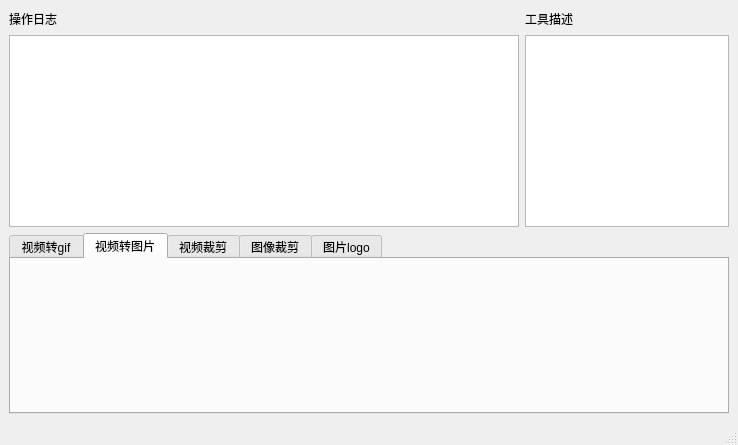
The window that src/image_tools/image_tools_app/mainwindow.ui (CastielLiu/tools_ws) describes before a commit, drawn with Qt 5.
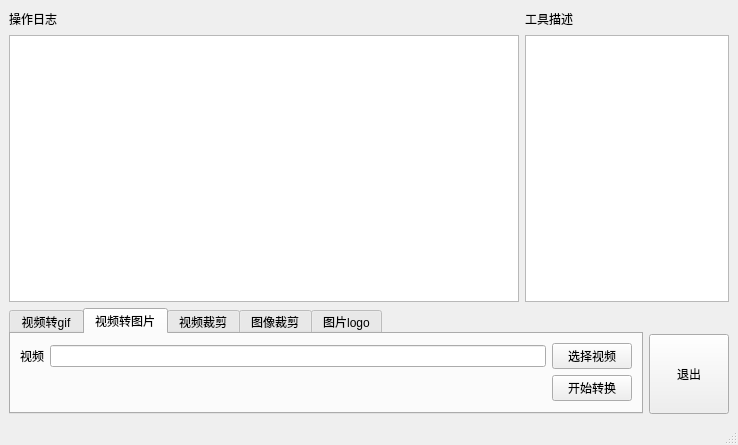
The same window after the commit. The open tabs and pages were chosen to show the change.

Diff of the .ui file:
```diff
--- a/src/image_tools/image_tools_app/mainwindow.ui
+++ b/src/image_tools/image_tools_app/mainwindow.ui
@@ -14,7 +14,7 @@
    <string>MainWindow</string>
   </property>
   <widget class="QWidget" name="centralwidget">
-   <layout class="QVBoxLayout" name="verticalLayout_3">
+   <layout class="QVBoxLayout" name="verticalLayout_5" stretch="3,1">
     <item>
      <layout class="QHBoxLayout" name="horizontalLayout_4" stretch="5,2">
       <item>
@@ -283,6 +283,56 @@
          <attribute name="title">
           <string>视频转图片</string>
          </attribute>
+         <layout class="QVBoxLayout" name="verticalLayout_6">
+          <item>
+           <layout class="QHBoxLayout" name="horizontalLayout_7">
+            <item>
+             <widget class="QLabel" name="label_6">
+              <property name="text">
+               <string>视频</string>
+              </property>
+             </widget>
+            </item>
+            <item>
+             <widget class="QLineEdit" name="lineEdit_video2images_video"/>
+            </item>
+            <item>
+             <widget class="QPushButton" name="pushButton_video2images_select">
+              <property name="text">
+               <string>选择视频</string>
+              </property>
+             </widget>
+            </item>
+           </layout>
+          </item>
+          <item>
+           <layout class="QHBoxLayout" name="horizontalLayout_8">
+            <item>
+             <spacer name="horizontalSpacer_3">
+              <property name="orientation">
+               <enum>Qt::Horizontal</enum>
+              </property>
+              <property name="sizeHint" stdset="0">
+               <size>
+                <width>40</width>
+                <height>20</height>
+               </size>
+              </property>
+             </spacer>
+            </item>
+            <item>
+             <widget class="QPushButton" name="pushButton_video2images_start">
+              <property name="text">
+               <string>开始转换</string>
+              </property>
+              <property name="checkable">
+               <bool>false</bool>
+              </property>
+             </widget>
+            </item>
+           </layout>
+          </item>
+         </layout>
         </widget>
         <widget class="QWidget" name="tab_videoCutter">
          <attribute name="title">
@@ -327,6 +377,42 @@
         </widget>
        </widget>
       </item>
+      <item>
+       <layout class="QVBoxLayout" name="verticalLayout_3">
+        <item>
+         <spacer name="verticalSpacer">
+          <property name="orientation">
+           <enum>Qt::Vertical</enum>
+          </property>
+          <property name="sizeHint" stdset="0">
+           <size>
+            <width>20</width>
+            <height>40</height>
+           </size>
+          </property>
+         </spacer>
+        </item>
+        <item>
+         <widget class="QPushButton" name="pushButton_forceQuit">
+          <property name="minimumSize">
+           <size>
+            <width>80</width>
+            <height>80</height>
+           </size>
+          </property>
+          <property name="maximumSize">
+           <size>
+            <width>16777215</width>
+            <height>16777215</height>
+           </size>
+          </property>
+          <property name="text">
+           <string>退出</string>
+          </property>
+         </widget>
+        </item>
+       </layout>
+      </item>
      </layout>
     </item>
    </layout>
```
Left out of the diff: 5 changed lines with no effect on the pictures.
